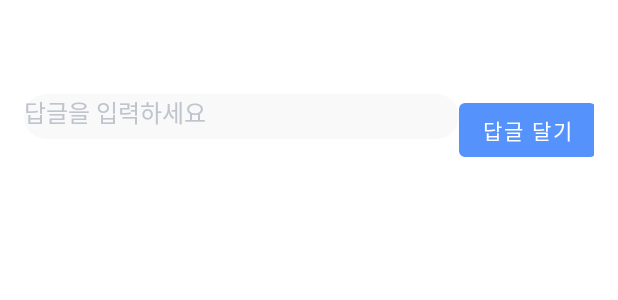
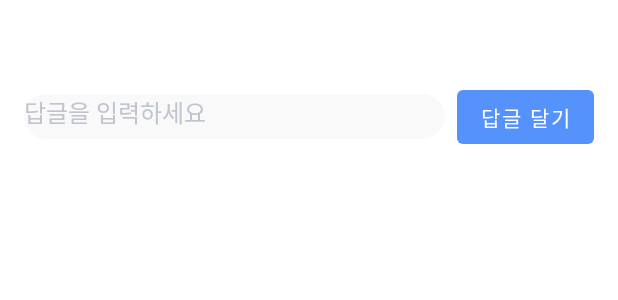
Before and after one commit to ryujisung/zibro, an Android app: the layout activity_community.xml on its own in the app's theme, with its tools: preview values and no code run, on a phone screen of 412 x 824 dp. Shown: the top 300 px of the screen. Run offline under Robolectric (Android 15) with nearby library versions, the phone set to English and light mode, and no system bars.

```diff
--- a/app/src/main/java/com/example/zibro/model/Article.kt
+++ b/app/src/main/java/com/example/zibro/model/Article.kt
@@ -4,6 +4,7 @@ import android.os.Parcel
 import android.os.Parcelable
 
 data class Article(
+    var id: String = "",
     var classify: String = "",
     var comment: Int = 0,
     var context: String = "",
@@ -15,6 +16,7 @@ data class Article(
 ) : Parcelable {
     constructor(parcel: Parcel) : this(
         parcel.readString() ?: "",
+        parcel.readString() ?: "",
         parcel.readInt(),
         parcel.readString() ?: "",
         parcel.readInt(),
@@ -25,6 +27,7 @@ data class Article(
     )
 
     override fun writeToParcel(parcel: Parcel, flags: Int) {
+        parcel.writeString(id)
         parcel.writeString(classify)
         parcel.writeInt(comment)
         parcel.writeString(context)
--- a/app/src/main/res/layout/activity_community.xml
+++ b/app/src/main/res/layout/activity_community.xml
@@ -10,53 +10,65 @@
         <variable
             name="content"
             type="String" />
-
     </data>
 
     <androidx.constraintlayout.widget.ConstraintLayout
         android:layout_width="match_parent"
         android:layout_height="match_parent"
-        android:orientation="vertical"
         android:padding="16dp"
         tools:context=".ui.community.CommunityActivity">
 
         <TextView
-            android:text="@{title}"
             android:id="@+id/article_title"
             android:layout_width="wrap_content"
             android:layout_height="wrap_content"
+            android:text="@{title}"
+            android:textSize="24sp"
+            android:textStyle="bold"
+            android:layout_marginBottom="16dp"
             app:layout_constraintTop_toTopOf="parent"
             app:layout_constraintStart_toStartOf="parent"
-            android:textSize="24sp"
-            android:textStyle="bold"
-            android:layout_marginBottom="16dp" />
+            app:layout_constraintEnd_toEndOf="parent" />
 
         <TextView
-            android:text="@{content}"
-            app:layout_constraintStart_toStartOf="parent"
-            app:layout_constraintTop_toBottomOf="@id/article_title"
             android:id="@+id/article_content"
             android:layout_width="wrap_content"
             android:layout_height="wrap_content"
-            android:textSize="16sp" />
+            android:text="@{content}"
+            android:textSize="16sp"
+            app:layout_constraintTop_toBottomOf="@id/article_title"
+            app:layout_constraintStart_toStartOf="parent"
+            app:layout_constraintEnd_toEndOf="parent"
+            android:layout_marginBottom="16dp" />
+
         <EditText
-            app:layout_constraintTop_toBottomOf="@id/article_content"
             android:id="@+id/editTextReply"
-            android:layout_width="match_parent"
+            android:layout_width="0dp"
             android:layout_height="wrap_content"
             android:hint="답글을 입력하세요"
-            android:layout_marginEnd="90dp" />
+            app:layout_constraintTop_toBottomOf="@id/article_content"
+            app:layout_constraintStart_toStartOf="parent"
+            app:layout_constraintEnd_toStartOf="@id/buttonSubmit"
+            android:layout_marginEnd="8dp" />
 
         <Button
-            app:layout_constraintTop_toTopOf="@id/editTextReply"
-            app:layout_constraintStart_toEndOf="@id/editTextReply"
             android:id="@+id/buttonSubmit"
             android:layout_width="wrap_content"
             android:layout_height="wrap_content"
             android:text="답글 달기"
-            android:layout_below="@id/editTextReply"
-            android:layout_alignParentEnd="true"
-            android:layout_marginEnd="16dp" />
+            app:layout_constraintTop_toTopOf="@id/editTextReply"
+            app:layout_constraintEnd_toEndOf="parent"
+            app:layout_constraintBottom_toBottomOf="@id/editTextReply" />
 
+        <androidx.recyclerview.widget.RecyclerView
+            android:id="@+id/recyclerViewComments"
+            android:layout_width="0dp"
+            android:layout_height="0dp"
+            android:orientation="vertical"
+            app:layout_constraintTop_toBottomOf="@id/editTextReply"
+            app:layout_constraintBottom_toBottomOf="parent"
+            app:layout_constraintStart_toStartOf="parent"
+            app:layout_constraintEnd_toEndOf="parent"
+            android:layout_marginTop="16dp" />
     </androidx.constraintlayout.widget.ConstraintLayout>
 </layout>
```
Also changed, not shown: app/src/main/java/com/example/zibro/ui/community/CommentAdapter.kt (added, +37 -0 lines), app/src/main/java/com/example/zibro/ui/community/CommunityActivity.kt (+79 -6 lines), app/src/main/java/com/example/zibro/ui/community/CommunityWriteActivity.kt (+4 -4 lines), app/src/main/res/layout/item_comment.xml (added, +30 -0 lines).
